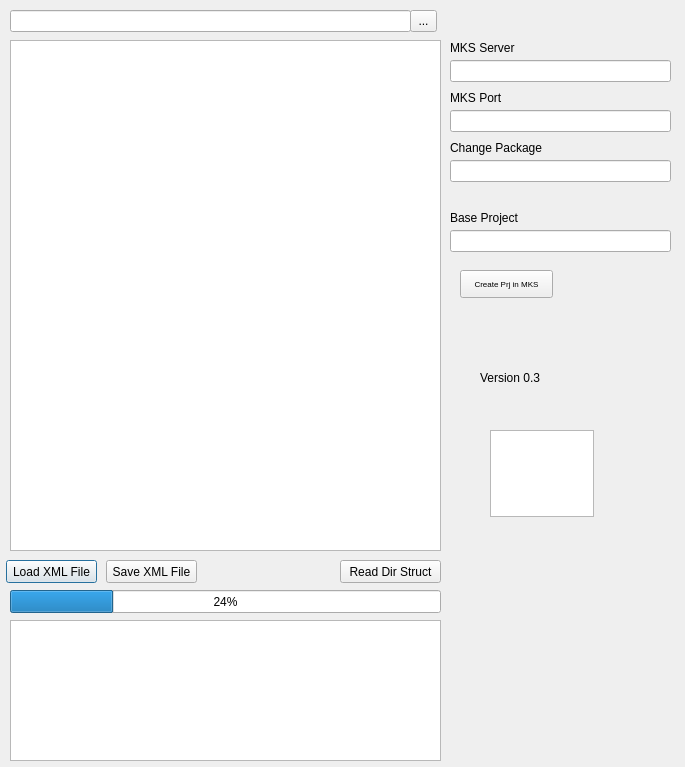
Above: maindialog.ui from dmmacs/Integrity_Folder_Structure before the change. Below: the same form after it.
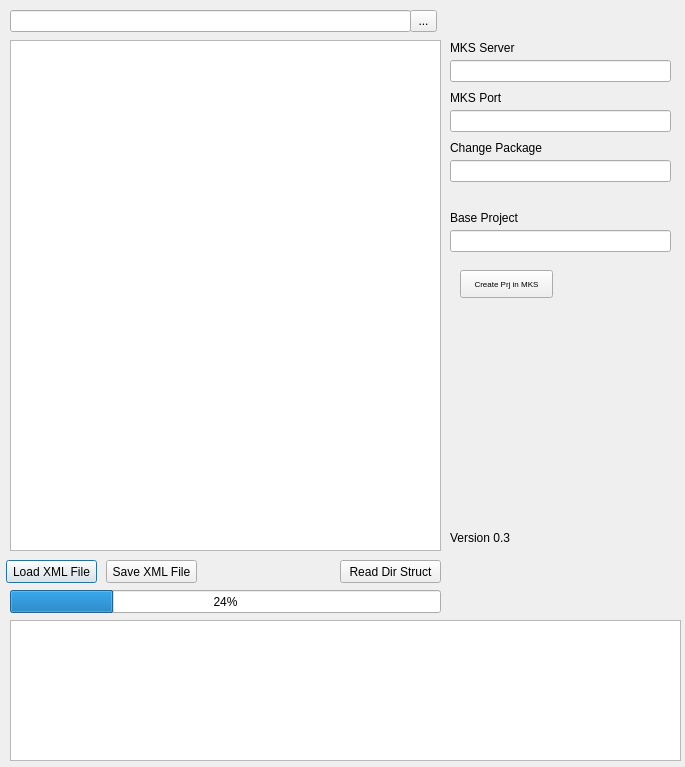
That is the form after the change. Custom widgets are drawn as their Qt base class.

The edit to the form file:
```diff
--- a/maindialog.ui
+++ b/maindialog.ui
@@ -225,7 +225,7 @@
     <rect>
      <x>10</x>
      <y>620</y>
-     <width>431</width>
+     <width>671</width>
      <height>141</height>
     </rect>
    </property>
@@ -233,9 +233,9 @@
   <widget class="QLabel" name="label_5">
    <property name="geometry">
     <rect>
-     <x>480</x>
-     <y>370</y>
-     <width>81</width>
+     <x>450</x>
+     <y>530</y>
+     <width>231</width>
      <height>16</height>
     </rect>
    </property>
@@ -243,16 +243,6 @@
     <string>Version 0.3</string>
    </property>
   </widget>
-  <widget class="QPlainTextEdit" name="plainTextEdit">
-   <property name="geometry">
-    <rect>
-     <x>490</x>
-     <y>430</y>
-     <width>104</width>
-     <height>87</height>
-    </rect>
-   </property>
-  </widget>
  </widget>
  <layoutdefault spacing="6" margin="11"/>
  <customwidgets>
```
Left out of the diff: 2 changed lines with no effect on the pictures.
